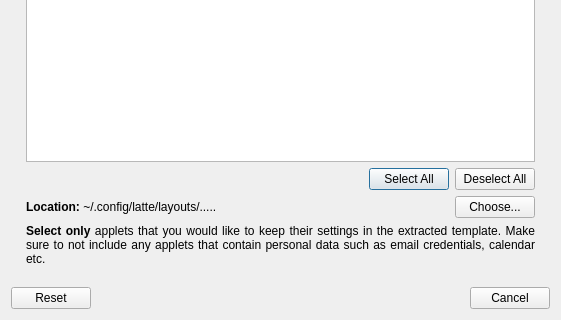
Before: the Qt Designer form app/settings/exporttemplatedialog/exporttemplatedialog.ui in KDE/latte-dock, drawn with Qt 5; both pictures show x 0 to 561 and y 295 to 615 of the 561 by 615 pixel window.
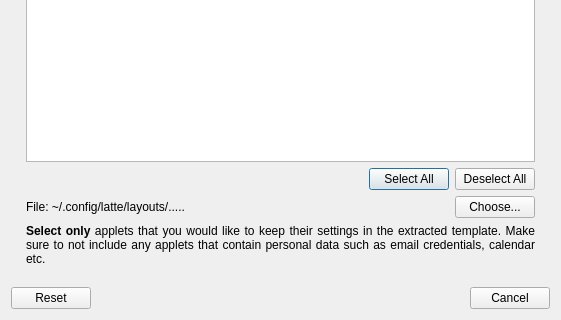
After: the same form once the commit is applied.

Commit message: provide Choose File Dialog for ExportTemplate

What changed in the file:
```diff
--- a/app/settings/exporttemplatedialog/exporttemplatedialog.ui
+++ b/app/settings/exporttemplatedialog/exporttemplatedialog.ui
@@ -95,7 +95,7 @@
             </sizepolicy>
            </property>
            <property name="text">
-            <string notr="true">&lt;b&gt;Location:&lt;/b&gt; ~/.config/latte/layouts/.....</string>
+            <string notr="true">&lt;b&gt;File:&lt;/b&gt; ~/.config/latte/layouts/.....</string>
            </property>
           </widget>
          </item>
```
The commit also changes 2 other files.
